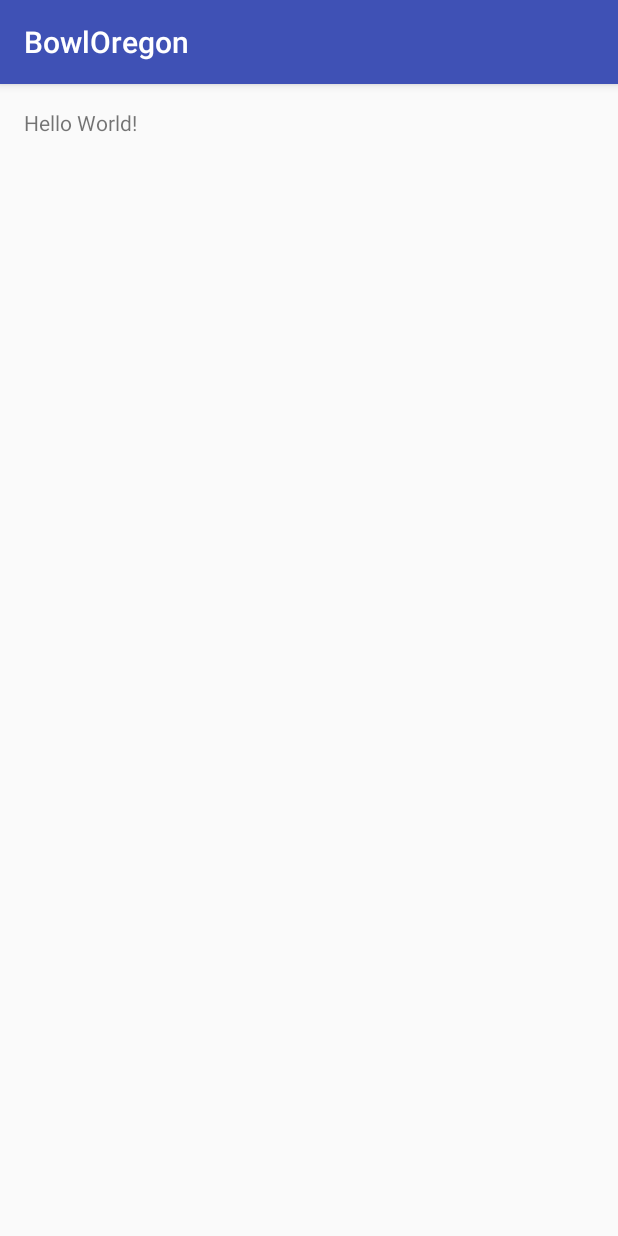
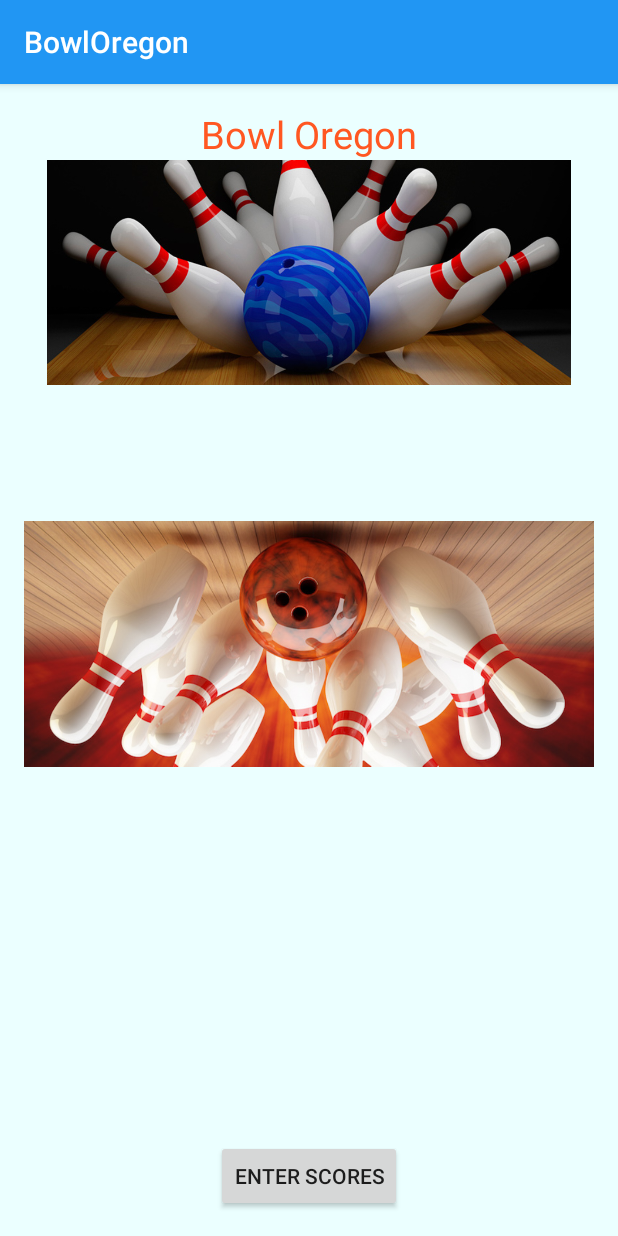
Before and after one commit to darenschaad/Android_Bowl-Oregon, an Android app: the screen it shows after launch (MainActivity), on a phone screen of 412 x 824 dp. Run offline under Robolectric (Android 15) with nearby library versions, the phone set to English and light mode, and no system bars.

Commit message:
Add images colors and a button to main activity

```diff
--- a/app/src/main/res/layout/activity_main.xml
+++ b/app/src/main/res/layout/activity_main.xml
@@ -7,10 +7,45 @@
     android:paddingLeft="@dimen/activity_horizontal_margin"
     android:paddingRight="@dimen/activity_horizontal_margin"
     android:paddingTop="@dimen/activity_vertical_margin"
-    tools:context="com.epicodus.bowloregon.MainActivity">
+    tools:context="com.epicodus.bowloregon.MainActivity"
+    android:contextClickable="true"
+    android:background="@color/colorBackground">
+
+    <ImageView
+        android:layout_width="fill_parent"
+        android:layout_height="150dp"
+        android:id="@+id/imageView"
+        android:src="@drawable/BowlingCover"
+        android:background="@color/colorBackground"
+        android:layout_below="@+id/tvTitle"/>
 
     <TextView
         android:layout_width="wrap_content"
         android:layout_height="wrap_content"
-        android:text="Hello World!" />
+        android:text="Bowl Oregon"
+        android:id="@+id/tvTitle"
+        android:layout_alignParentTop="true"
+        android:layout_centerHorizontal="true"
+        android:textColor="@color/colorAccent"
+        android:textSize="25sp" />
+
+    <Button
+        android:layout_width="wrap_content"
+        android:layout_height="wrap_content"
+        android:text="Enter Scores"
+        android:id="@+id/buttonScores"
+        android:layout_alignParentBottom="true"
+        android:layout_centerHorizontal="true" />
+
+    <ImageView
+        android:layout_width="150dp"
+        android:layout_height="wrap_content"
+        android:id="@+id/imageView2"
+        android:src="@drawable/BowlingTrial"
+        android:layout_alignParentLeft="true"
+        android:layout_alignParentStart="true"
+        android:layout_alignParentRight="true"
+        android:layout_alignParentEnd="true"
+        android:layout_below="@+id/imageView"/>
+
 </RelativeLayout>
--- a/app/src/main/res/values/colors.xml
+++ b/app/src/main/res/values/colors.xml
@@ -1,6 +1,12 @@
 <?xml version="1.0" encoding="utf-8"?>
 <resources>
-    <color name="colorPrimary">#3F51B5</color>
-    <color name="colorPrimaryDark">#303F9F</color>
-    <color name="colorAccent">#FF4081</color>
+    <color name="colorPrimary">#2196F3</color>
+    <color name="colorPrimaryDark">#1976D2</color>
+    <color name="colorAccent">#FF5722</color>
+    <color name="colorPrimaryText">#212121</color>
+    <color name="colorSecondaryText">#727272</color>
+    <color name="colorDivider">#B6B6B6</color>
+    <color name="colorPrimaryLight">#BBDEFB</color>
+    <color name="colorTextIcons">#FFFFFF</color>
+    <color name="colorBackground">#ebffff</color>
 </resources>
```
Also changed, not shown: app/src/main/res/drawable/BowlingCover.jpg (added), app/src/main/res/drawable/BowlingTrial.jpg (added).
